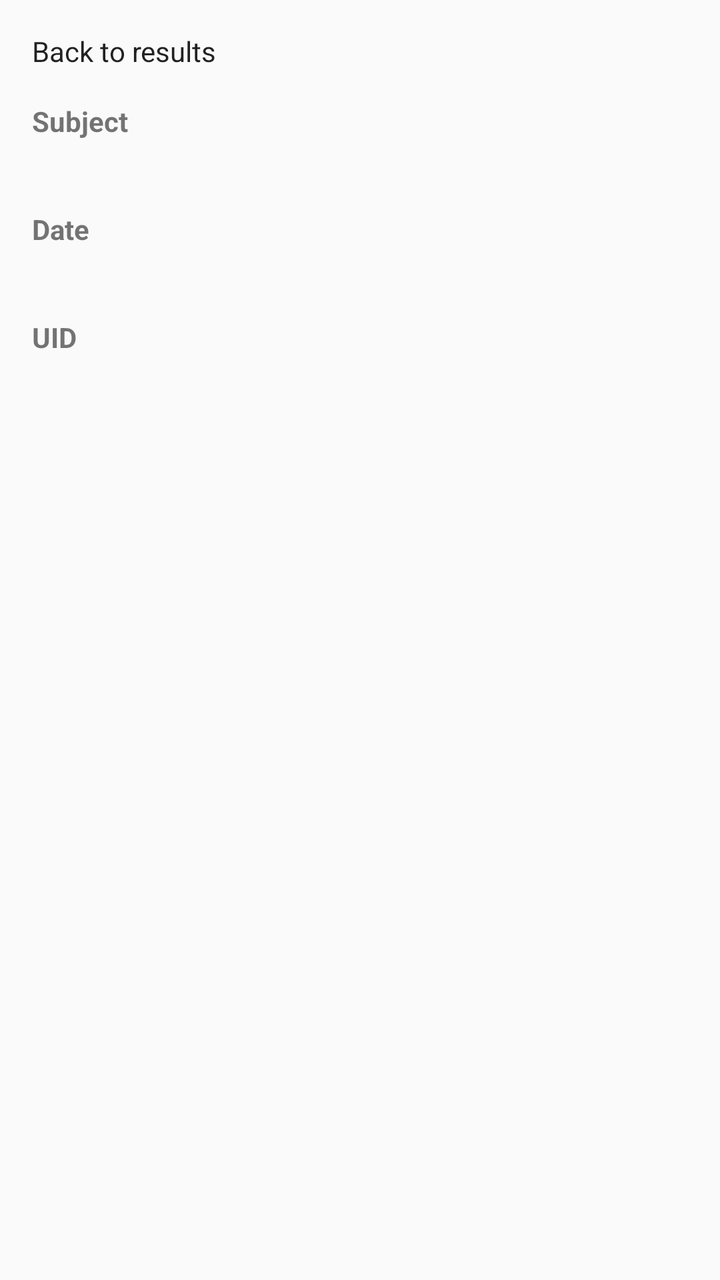
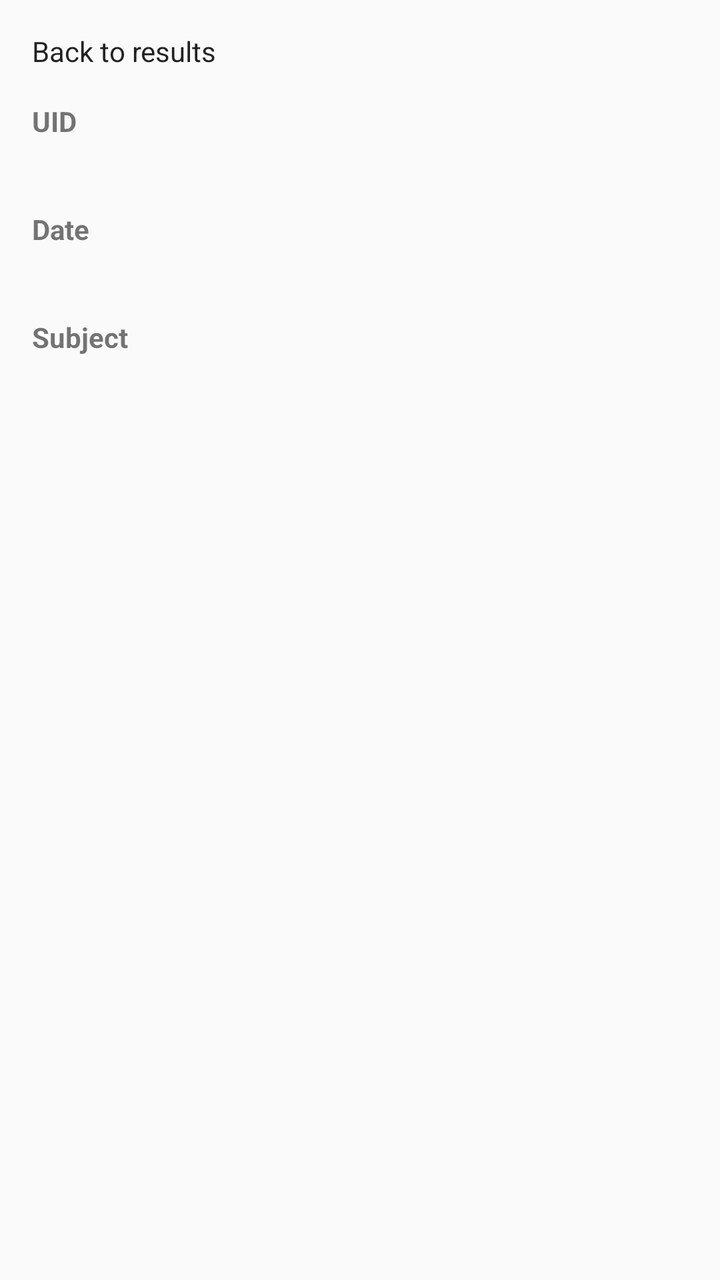

Compare the two renders of this Android layout. The source of the first and the diff that turns it into the second are given below.
<!-- AndroidManifest.xml: application theme AppTheme -->
<!-- res/layout/panel_detail.xml -->
<?xml version="1.0" encoding="utf-8"?>
<ScrollView xmlns:android="http://schemas.android.com/apk/res/android"
    android:layout_width="match_parent"
    android:layout_height="match_parent">

    <LinearLayout
        android:layout_width="match_parent"
        android:layout_height="wrap_content"
        android:orientation="vertical"
        android:padding="16dp">

        <Button
            android:id="@+id/detail_back"
            android:layout_width="wrap_content"
            android:layout_height="wrap_content"
            android:layout_marginBottom="16dp"
            android:text="@string/detail_back" />

        <TextView
            android:layout_width="wrap_content"
            android:layout_height="wrap_content"
            android:text="@string/detail_subject_label"
            android:textStyle="bold" />

        <TextView
            android:id="@+id/detail_subject"
            android:layout_width="match_parent"
            android:layout_height="wrap_content"
            android:layout_marginBottom="16dp"
            android:textIsSelectable="true" />

        <TextView
            android:layout_width="wrap_content"
            android:layout_height="wrap_content"
            android:text="@string/detail_date_label"
            android:textStyle="bold" />

        <TextView
            android:id="@+id/detail_date"
            android:layout_width="match_parent"
            android:layout_height="wrap_content"
            android:layout_marginBottom="16dp"
            android:textIsSelectable="true" />

        <TextView
            android:layout_width="wrap_content"
            android:layout_height="wrap_content"
            android:text="@string/detail_uid_label"
            android:textStyle="bold" />

        <TextView
            android:id="@+id/detail_uid"
            android:layout_width="match_parent"
            android:layout_height="wrap_content"
            android:textIsSelectable="true" />

    </LinearLayout>

</ScrollView>
<!-- resources referenced by this layout -->
<resources>
  <string name="detail_back">Back to results</string>
  <string name="detail_date_label">Date</string>
  <string name="detail_subject_label">Subject</string>
  <string name="detail_uid_label">UID</string>
  <style name="AppTheme" parent="@android:style/Theme.Material.Light.NoActionBar" />
</resources>

<!-- the commit's change to res/layout/panel_detail.xml (unified diff, before → after) -->
@@ -19,11 +19,11 @@
         <TextView
             android:layout_width="wrap_content"
             android:layout_height="wrap_content"
-            android:text="@string/detail_subject_label"
+            android:text="@string/detail_uid_label"
             android:textStyle="bold" />
 
         <TextView
-            android:id="@+id/detail_subject"
+            android:id="@+id/detail_uid"
             android:layout_width="match_parent"
             android:layout_height="wrap_content"
             android:layout_marginBottom="16dp"
@@ -45,14 +45,26 @@
         <TextView
             android:layout_width="wrap_content"
             android:layout_height="wrap_content"
-            android:text="@string/detail_uid_label"
+            android:text="@string/detail_subject_label"
             android:textStyle="bold" />
 
         <TextView
-            android:id="@+id/detail_uid"
+            android:id="@+id/detail_subject"
             android:layout_width="match_parent"
             android:layout_height="wrap_content"
+            android:layout_marginBottom="16dp"
             android:textIsSelectable="true" />
+
+        <TextView
+            android:id="@+id/detail_status"
+            android:layout_width="match_parent"
+            android:layout_height="wrap_content" />
+
+        <LinearLayout
+            android:id="@+id/detail_parts"
+            android:layout_width="match_parent"
+            android:layout_height="wrap_content"
+            android:orientation="vertical" />
 
     </LinearLayout>
 
